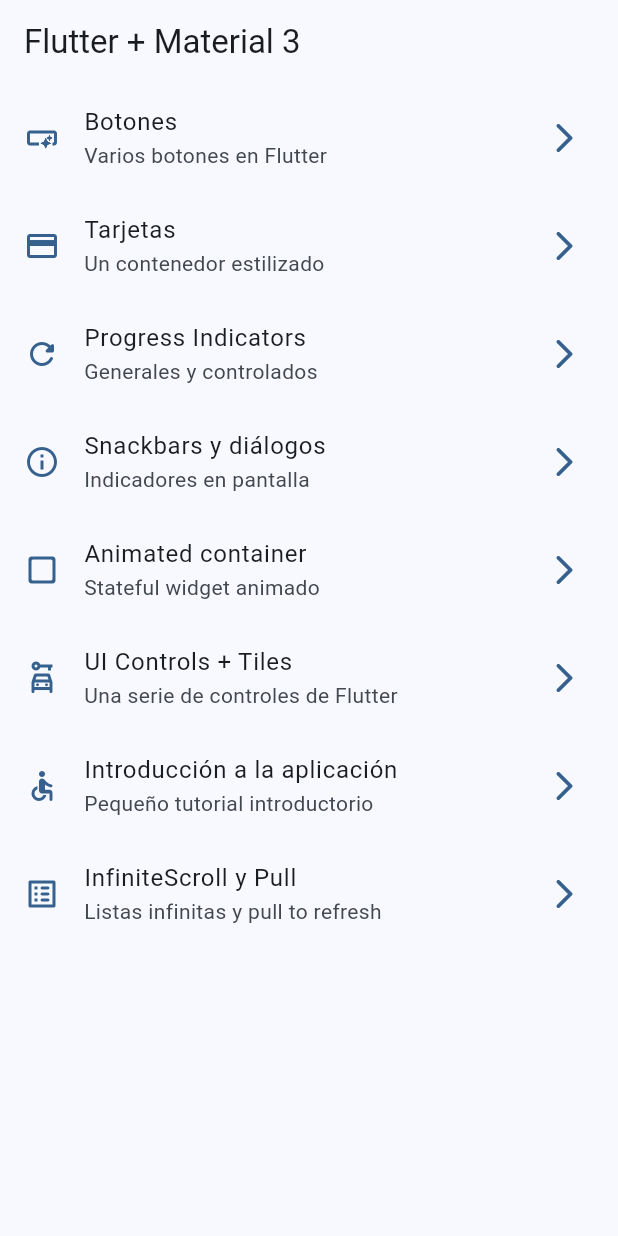
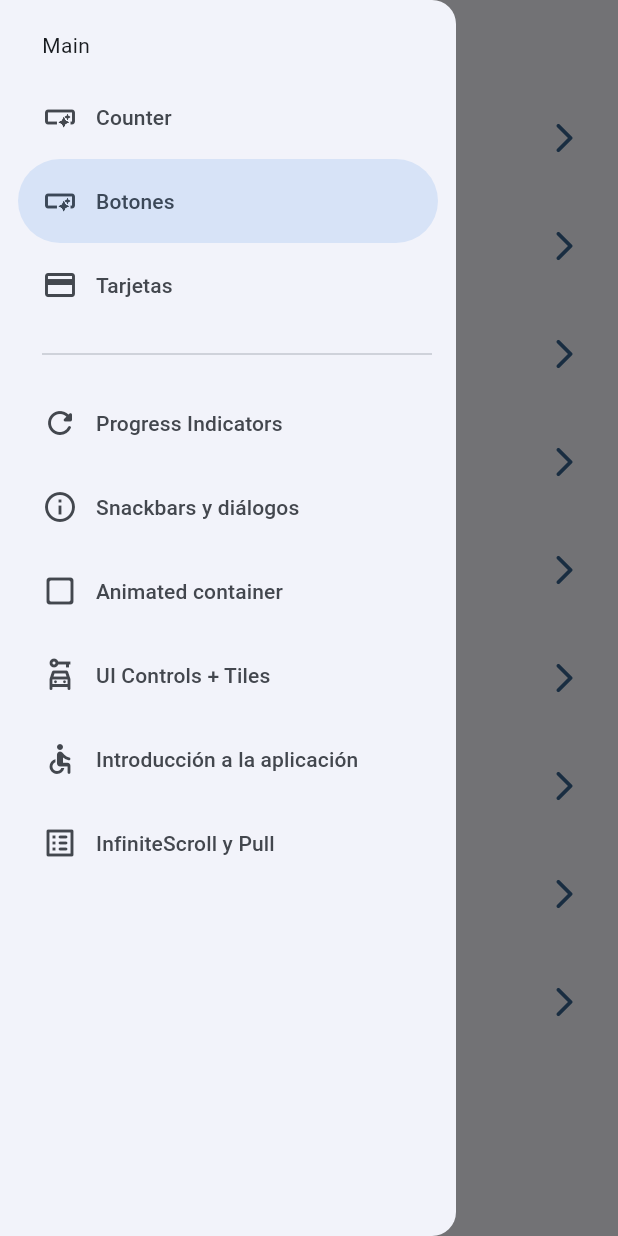
Before and after one commit to doble97/flutter_widgets_app, a Flutter app: the screen it shows after launch, with the side drawer open (before the commit the screen has no drawer), on a phone screen of 412 x 824 dp. Run offline on Flutter 3.47's test engine with Material 2 defaults, Android fonts, the phone set to English and light mode, and no system bars; our stand-ins replace animate_do, flutter_riverpod, go_router.

Commit message:
Riverpod implentando

```diff
--- a/lib/config/menu/menu_items.dart
+++ b/lib/config/menu/menu_items.dart
@@ -1,5 +1,4 @@
 import 'package:flutter/material.dart';
-
 
 class MenuItem {
   final String title;
@@ -7,72 +6,57 @@ class MenuItem {
   final String link;
   final IconData icon;
 
-  const MenuItem({
-    required this.title,
+  const MenuItem(
+      {required this.title,
       required this.subTitle,
       required this.link,
-    required this.icon
-  });
+      required this.icon});
 }
 
-
 const appMenuItems = <MenuItem>[
-
+  MenuItem(
+      title: 'Counter',
+      subTitle: 'Contador con provider',
+      link: '/counter',
+      icon: Icons.smart_button_outlined),
   MenuItem(
       title: 'Botones',
       subTitle: 'Varios botones en Flutter',
       link: '/buttons',
-    icon: Icons.smart_button_outlined
-  ),
-
+      icon: Icons.smart_button_outlined),
   MenuItem(
       title: 'Tarjetas',
       subTitle: 'Un contenedor estilizado',
       link: '/cards',
-    icon: Icons.credit_card
-  ),
-
+      icon: Icons.credit_card),
   MenuItem(
       title: 'Progress Indicators',
       subTitle: 'Generales y controlados',
       link: '/progress',
-    icon: Icons.refresh_rounded
-  ),
-
+      icon: Icons.refresh_rounded),
   MenuItem(
       title: 'Snackbars y diálogos',
       subTitle: 'Indicadores en pantalla',
       link: '/snackbars',
-    icon: Icons.info_outline
-  ),
-
+      icon: Icons.info_outline),
   MenuItem(
       title: 'Animated container',
       subTitle: 'Stateful widget animado',
       link: '/animated',
-    icon: Icons.check_box_outline_blank_rounded
-  ),
-
+      icon: Icons.check_box_outline_blank_rounded),
   MenuItem(
       title: 'UI Controls + Tiles',
       subTitle: 'Una serie de controles de Flutter',
       link: '/ui-controls',
-    icon: Icons.car_rental_outlined
-  ),
-
+      icon: Icons.car_rental_outlined),
   MenuItem(
       title: 'Introducción a la aplicación',
       subTitle: 'Pequeño tutorial introductorio',
       link: '/tutorial',
-    icon: Icons.accessible_rounded
-  ),
-
+      icon: Icons.accessible_rounded),
   MenuItem(
       title: 'InfiniteScroll y Pull',
       subTitle: 'Listas infinitas y pull to refresh',
       link: '/infinite',
-    icon: Icons.list_alt_rounded
-  ),
-
-
+      icon: Icons.list_alt_rounded),
 ];
--- a/lib/config/router/app_router.dart
+++ b/lib/config/router/app_router.dart
@@ -5,55 +5,51 @@ import 'package:widgets_app/presentation/screens/screens.dart';
 final appRouter = GoRouter(
   initialLocation: '/',
   routes: [
-
     GoRoute(
       path: '/',
+      name: CounterScreen.name,
+      builder: (context, state) => HomeScreen(),
+    ),
+    GoRoute(
+      path: '/counter',
       name: HomeScreen.name,
-      builder: (context, state) => const HomeScreen(),
+      builder: (context, state) => const CounterScreen(),
     ),
-
     GoRoute(
       path: '/buttons',
       name: ButtonsScreen.name,
       builder: (context, state) => const ButtonsScreen(),
     ),
-
     GoRoute(
       path: '/cards',
       name: CardsScreen.name,
       builder: (context, state) => const CardsScreen(),
     ),
-
     GoRoute(
       path: '/progress',
       name: ProgressScreen.name,
       builder: (context, state) => const ProgressScreen(),
     ),
-
     GoRoute(
       path: '/snackbars',
       name: SnackbarScreen.name,
       builder: (context, state) => const SnackbarScreen(),
     ),
-
     GoRoute(
       path: '/animated',
       name: AnimatedScreen.name,
       builder: (context, state) => const AnimatedScreen(),
     ),
-
     GoRoute(
       path: '/ui-controls',
       name: UiControlsScreen.name,
       builder: (context, state) => const UiControlsScreen(),
     ),
-
     GoRoute(
       path: '/tutorial',
       name: AppTutorialScreen.name,
       builder: (context, state) => const AppTutorialScreen(),
     ),
-
     GoRoute(
       path: '/infinite',
       name: InfiniteScrollScreen.name,
--- /dev/null
+++ b/lib/presentation/providers/counter_provider.dart
@@ -0,0 +1,3 @@
+import 'package:flutter_riverpod/flutter_riverpod.dart';
+
+final counterProvider = StateProvider<int>((ref) => 5);
--- a/lib/presentation/screens/home/home_screen.dart
+++ b/lib/presentation/screens/home/home_screen.dart
@@ -1,23 +1,25 @@
 import 'package:flutter/material.dart';
 import 'package:go_router/go_router.dart';
 import 'package:widgets_app/config/menu/menu_items.dart';
+import 'package:widgets_app/presentation/widgets/side_menu.dart';
 // import 'package:widgets_app/presentation/screens/cards/cards_screen.dart';
 
-
-
 class HomeScreen extends StatelessWidget {
-
   static const String name = 'home_screen';
-
-  const HomeScreen({super.key});
+  final scaffoldKey = GlobalKey<ScaffoldState>();
+  HomeScreen({super.key});
 
   @override
   Widget build(BuildContext context) {
     return Scaffold(
+      key: scaffoldKey,
       appBar: AppBar(
         title: const Text('Flutter + Material 3'),
       ),
       body: const _HomeView(),
+      drawer: SideMenu(
+        scaffoldKey: scaffoldKey,
+      ),
     );
   }
 }
@@ -27,8 +29,6 @@ class _HomeView extends StatelessWidget {
 
   @override
   Widget build(BuildContext context) {
-
-
     return ListView.builder(
       itemCount: appMenuItems.length,
       itemBuilder: (context, index) {
@@ -49,16 +49,14 @@ class _CustomListTile extends StatelessWidget {
 
   @override
   Widget build(BuildContext context) {
-
     final colors = Theme.of(context).colorScheme;
 
     return ListTile(
-      leading: Icon( menuItem.icon, color: colors.primary ),
-      trailing: Icon( Icons.arrow_forward_ios_rounded, color:colors.primary ),
+      leading: Icon(menuItem.icon, color: colors.primary),
+      trailing: Icon(Icons.arrow_forward_ios_rounded, color: colors.primary),
       title: Text(menuItem.title),
-      subtitle: Text( menuItem.subTitle ),
+      subtitle: Text(menuItem.subTitle),
       onTap: () {
-
         // Navigator.of(context).push(
         //   MaterialPageRoute(
         //     builder: (context) => const ButtonsScreen(),
@@ -67,9 +65,7 @@ class _CustomListTile extends StatelessWidget {
         // Navigator.pushNamed(context, menuItem.link );
 
         // context.pushNamed( CardsScreen.name );
-        context.push( menuItem.link );
-
-
+        context.push(menuItem.link);
       },
     );
   }
--- a/lib/presentation/screens/screens.dart
+++ b/lib/presentation/screens/screens.dart
@@ -1,5 +1,4 @@
-
-
+export 'package:widgets_app/presentation/screens/counter/counter_screen.dart';
 export 'package:widgets_app/presentation/screens/animated/animated_screen.dart';
 export 'package:widgets_app/presentation/screens/app_tutorial/app_tutorial_screen.dart';
 export 'package:widgets_app/presentation/screens/buttons/buttons_screen.dart';
--- /dev/null
+++ b/lib/presentation/widgets/side_menu.dart
@@ -0,0 +1,48 @@
+import 'package:flutter/material.dart';
+import 'package:go_router/go_router.dart';
+import 'package:widgets_app/config/menu/menu_items.dart';
+
+class SideMenu extends StatefulWidget {
+  final GlobalKey<ScaffoldState> scaffoldKey;
+  const SideMenu({super.key, required this.scaffoldKey});
+
+  @override
+  State<SideMenu> createState() => _SideMenuState();
+}
+
+class _SideMenuState extends State<SideMenu> {
+  int navDrawerIndex = 1;
+  @override
+  Widget build(BuildContext context) {
+    final hasNotch = MediaQuery.of(context).viewPadding.top > 35;
+    return NavigationDrawer(
+      selectedIndex: navDrawerIndex,
+      onDestinationSelected: (value) {
+        setState(() {
+          navDrawerIndex = value;
+        });
+        final menuItem = appMenuItems[value];
+        context.push(menuItem.link);
+        widget.scaffoldKey.currentState?.closeDrawer();
+      },
+      children: [
+        Padding(
+          padding: EdgeInsets.fromLTRB(28, hasNotch ? 0 : 20, 16, 10),
+          child: Text('Main'),
+        ),
+        ...appMenuItems.sublist(0, 3).map(
+              (e) => NavigationDrawerDestination(
+                  icon: Icon(e.icon), label: Text(e.title)),
+            ),
+        const Padding(
+          padding: EdgeInsets.fromLTRB(28, 10, 16, 10),
+          child: Divider(),
+        ),
+        ...appMenuItems.sublist(3).map(
+              (e) => NavigationDrawerDestination(
+                  icon: Icon(e.icon), label: Text(e.title)),
+            )
+      ],
+    );
+  }
+}
```
Also changed, not shown: lib/main.dart (+6 -6 lines), lib/presentation/screens/counter/counter_screen.dart (added, +29 -0 lines), pubspec.yaml (+9 -0 lines), assets/images/1.png (added), assets/images/2.png (added), assets/images/3.png (added), assets/images/jar-loading.gif (added), pubspec.lock, 1 other file. Lines whose indentation alone changed are shown as unchanged.
